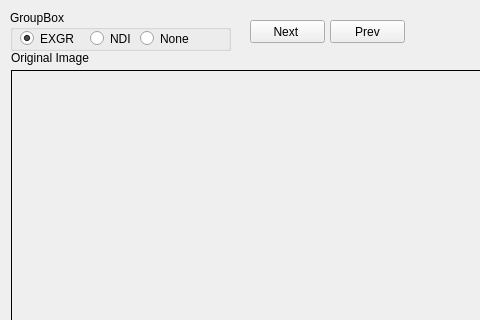
The window that main.ui (zaher88abd/Segmenter) describes before a commit, drawn with Qt 5; both pictures show x 0 to 480 and y 0 to 320 of the 1128 by 458 pixel window.
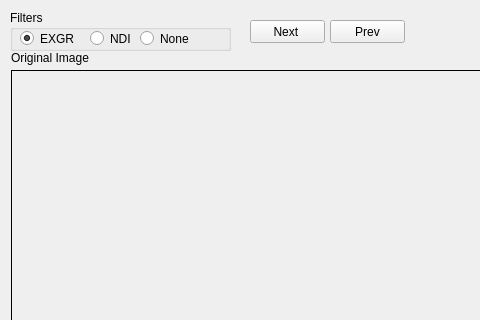
The same window after the commit. Icons and pictures are not drawn.

Commit message: Change between filters

```diff
--- a/main.ui
+++ b/main.ui
@@ -81,7 +81,7 @@
     </rect>
    </property>
    <property name="title">
-    <string>GroupBox</string>
+    <string>Filters</string>
    </property>
    <widget class="QRadioButton" name="radBtnNDI">
     <property name="geometry">
```
The commit also changes 2 other files.
